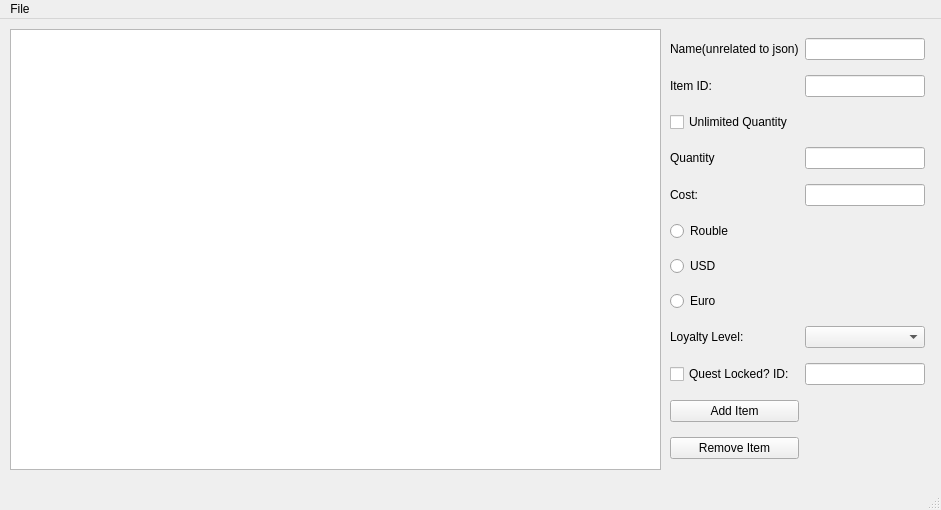
Qt form src/gui_assort.ui (ThePi1/SPT-Trader-Builder) before a commit.
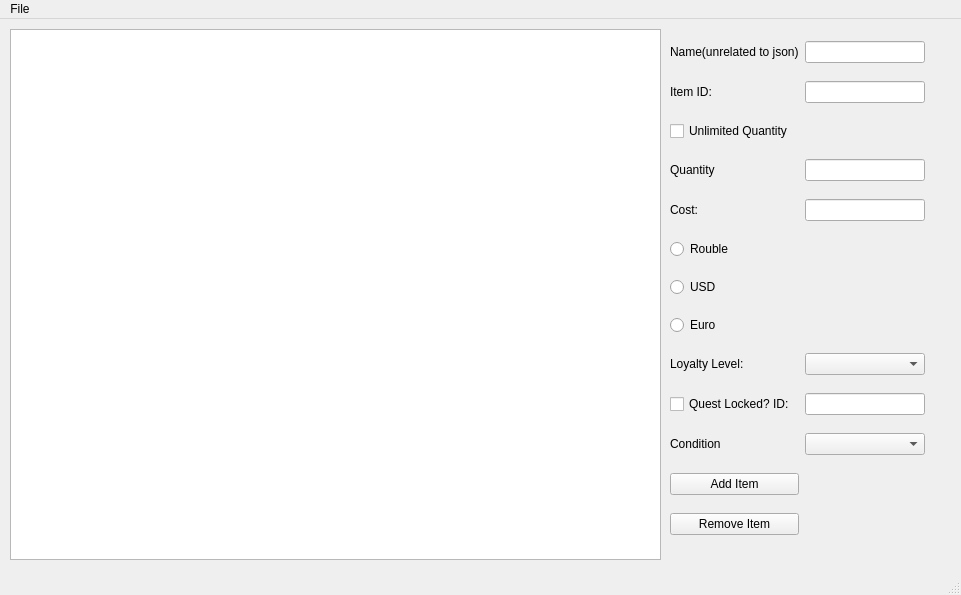
The same form after that commit.

Commit message: Fix errors AB

```diff
--- a/src/gui_assort.ui
+++ b/src/gui_assort.ui
@@ -9,8 +9,8 @@
    <rect>
     <x>0</x>
     <y>0</y>
-    <width>941</width>
-    <height>510</height>
+    <width>961</width>
+    <height>595</height>
    </rect>
   </property>
   <property name="windowTitle">
@@ -26,7 +26,7 @@
       <x>10</x>
       <y>10</y>
       <width>651</width>
-      <height>441</height>
+      <height>531</height>
      </rect>
     </property>
    </widget>
@@ -36,7 +36,7 @@
       <x>670</x>
       <y>10</y>
       <width>255</width>
-      <height>451</height>
+      <height>531</height>
      </rect>
     </property>
     <layout class="QGridLayout" name="gridLayout">
@@ -50,7 +50,7 @@
      <item row="4" column="2">
       <widget class="QLineEdit" name="ab_cost_edit"/>
      </item>
-     <item row="10" column="1">
+     <item row="11" column="1">
       <widget class="QPushButton" name="ab_add_item">
        <property name="text">
         <string>Add Item</string>
@@ -90,6 +90,13 @@
      <item row="1" column="2">
       <widget class="QLineEdit" name="ab_Item_Id"/>
      </item>
+     <item row="2" column="1">
+      <widget class="QCheckBox" name="ab_unlimitedcount">
+       <property name="text">
+        <string>Unlimited Quantity</string>
+       </property>
+      </widget>
+     </item>
      <item row="4" column="1">
       <widget class="QLabel" name="label_2">
        <property name="text">
@@ -97,7 +104,7 @@
        </property>
       </widget>
      </item>
-     <item row="11" column="1">
+     <item row="12" column="1">
       <widget class="QPushButton" name="ab_remove_item">
        <property name="text">
         <string>Remove Item</string>
@@ -135,13 +142,16 @@
      <item row="8" column="2">
       <widget class="QComboBox" name="ab_loyalty_combo"/>
      </item>
-     <item row="2" column="1">
-      <widget class="QCheckBox" name="ab_unlimitedcount">
+     <item row="10" column="1">
+      <widget class="QLabel" name="label_6">
        <property name="text">
-        <string>Unlimited Quantity</string>
+        <string>Condition</string>
        </property>
       </widget>
      </item>
+     <item row="10" column="2">
+      <widget class="QComboBox" name="ab_condition_box"/>
+     </item>
     </layout>
    </widget>
   </widget>
@@ -150,7 +160,7 @@
     <rect>
      <x>0</x>
      <y>0</y>
-     <width>941</width>
+     <width>961</width>
      <height>22</height>
     </rect>
    </property>
```
The commit also changes 2 other files.
